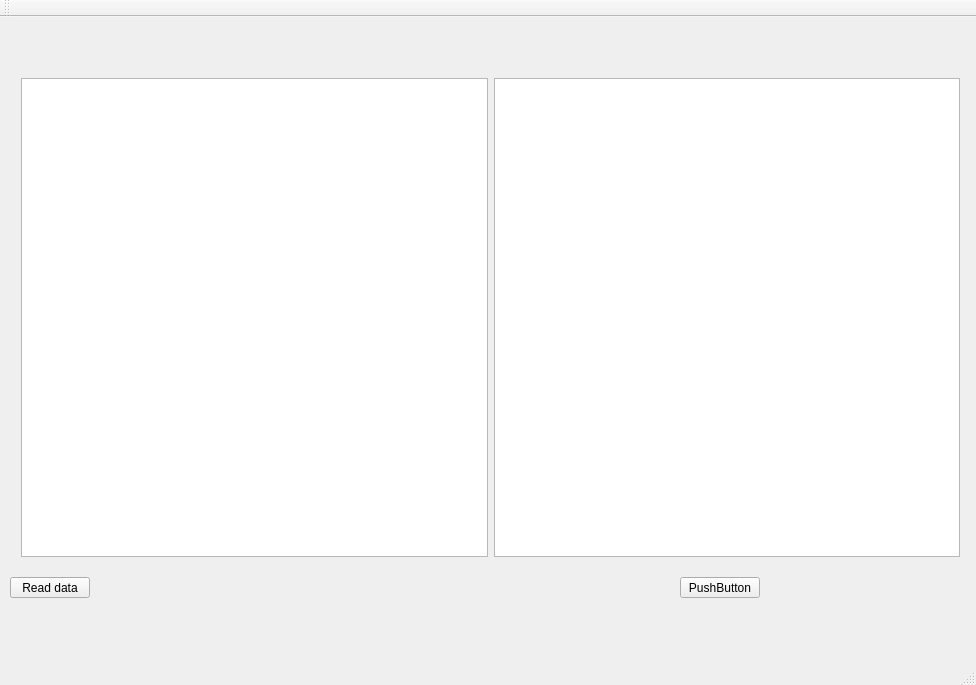
ArfreeX/TravelingSalesmanProblem-PEA_1, file gui/mainwindow.ui: the form before one commit.
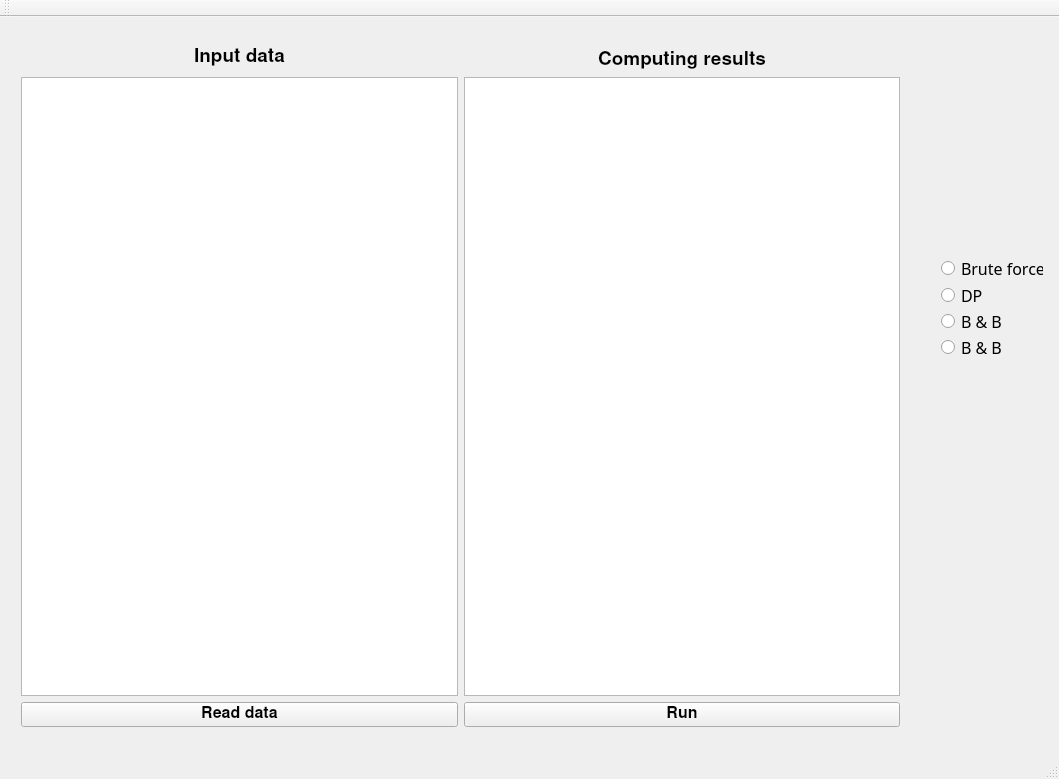
The form after the commit.

```diff
--- a/gui/mainwindow.ui
+++ b/gui/mainwindow.ui
@@ -6,55 +6,206 @@
    <rect>
     <x>0</x>
     <y>0</y>
-    <width>976</width>
-    <height>685</height>
+    <width>1059</width>
+    <height>779</height>
    </rect>
   </property>
   <property name="windowTitle">
-   <string>MainWindow</string>
+   <string>Traveling Salesman Problem</string>
+  </property>
+  <property name="autoFillBackground">
+   <bool>true</bool>
+  </property>
+  <property name="tabShape">
+   <enum>QTabWidget::Rounded</enum>
   </property>
   <widget class="QWidget" name="centralWidget">
-   <widget class="QPushButton" name="pushButton">
+   <widget class="QWidget" name="layoutWidget">
     <property name="geometry">
      <rect>
-      <x>10</x>
-      <y>560</y>
-      <width>80</width>
-      <height>21</height>
+      <x>930</x>
+      <y>230</y>
+      <width>124</width>
+      <height>121</height>
      </rect>
     </property>
-    <property name="text">
-     <string>Read data</string>
-    </property>
+    <layout class="QGridLayout" name="gridLayout_3">
+     <item row="0" column="0">
+      <widget class="QRadioButton" name="bruteForce">
+       <property name="font">
+        <font>
+         <family>Source Code Pro</family>
+         <pointsize>12</pointsize>
+        </font>
+       </property>
+       <property name="text">
+        <string>Brute force</string>
+       </property>
+      </widget>
+     </item>
+     <item row="1" column="0">
+      <widget class="QRadioButton" name="dynamicProgramming">
+       <property name="font">
+        <font>
+         <family>Source Code Pro</family>
+         <pointsize>12</pointsize>
+        </font>
+       </property>
+       <property name="text">
+        <string>DP</string>
+       </property>
+      </widget>
+     </item>
+     <item row="2" column="0">
+      <widget class="QRadioButton" name="boundAndBranchOne">
+       <property name="font">
+        <font>
+         <family>Source Code Pro</family>
+         <pointsize>12</pointsize>
+         <weight>50</weight>
+         <italic>false</italic>
+         <bold>false</bold>
+        </font>
+       </property>
+       <property name="text">
+        <string notr="true">B &amp;&amp; B</string>
+       </property>
+      </widget>
+     </item>
+     <item row="3" column="0">
+      <widget class="QRadioButton" name="boundAndBranchTwo">
+       <property name="font">
+        <font>
+         <family>Source Code Pro</family>
+         <pointsize>12</pointsize>
+         <weight>50</weight>
+         <bold>false</bold>
+        </font>
+       </property>
+       <property name="text">
+        <string>B &amp;&amp; B</string>
+       </property>
+      </widget>
+     </item>
+    </layout>
    </widget>
-   <widget class="QPushButton" name="pushButton_2">
+   <widget class="QWidget" name="layoutWidget">
     <property name="geometry">
      <rect>
-      <x>680</x>
-      <y>560</y>
-      <width>80</width>
-      <height>21</height>
-     </rect>
-    </property>
-    <property name="text">
-     <string>PushButton</string>
-    </property>
-   </widget>
-   <widget class="QWidget" name="">
-    <property name="geometry">
-     <rect>
       <x>10</x>
-      <y>50</y>
-      <width>961</width>
-      <height>501</height>
+      <y>20</y>
+      <width>901</width>
+      <height>701</height>
      </rect>
     </property>
-    <layout class="QGridLayout" name="gridLayout">
+    <layout class="QGridLayout" name="gridLayout_5">
      <item row="0" column="0">
-      <widget class="QTextBrowser" name="textBrowser"/>
+      <layout class="QGridLayout" name="gridLayout_2">
+       <item row="1" column="0" colspan="2">
+        <layout class="QGridLayout" name="gridLayout">
+         <item row="0" column="0">
+          <widget class="QTextBrowser" name="textBrowser">
+           <property name="font">
+            <font>
+             <pointsize>12</pointsize>
+            </font>
+           </property>
+          </widget>
+         </item>
+         <item row="0" column="1">
+          <widget class="QTextBrowser" name="textBrowser_2">
+           <property name="font">
+            <font>
+             <pointsize>12</pointsize>
+            </font>
+           </property>
+          </widget>
+         </item>
+        </layout>
+       </item>
+       <item row="0" column="1">
+        <widget class="QLabel" name="label_2">
+         <property name="font">
+          <font>
+           <family>Nimbus Sans</family>
+           <pointsize>14</pointsize>
+           <weight>75</weight>
+           <bold>true</bold>
+          </font>
+         </property>
+         <property name="text">
+          <string>Computing results</string>
+         </property>
+         <property name="scaledContents">
+          <bool>true</bool>
+         </property>
+         <property name="alignment">
+          <set>Qt::AlignBottom|Qt::AlignHCenter</set>
+         </property>
+        </widget>
+       </item>
+       <item row="0" column="0">
+        <widget class="QLabel" name="label">
+         <property name="font">
+          <font>
+           <family>Nimbus Sans</family>
+           <pointsize>14</pointsize>
+           <weight>75</weight>
+           <bold>true</bold>
+          </font>
+         </property>
+         <property name="text">
+          <string>Input data</string>
+         </property>
+         <property name="textFormat">
+          <enum>Qt::RichText</enum>
+         </property>
+         <property name="scaledContents">
+          <bool>true</bool>
+         </property>
+         <property name="alignment">
+          <set>Qt::AlignBottom|Qt::AlignHCenter</set>
+         </property>
+         <property name="wordWrap">
+          <bool>false</bool>
+         </property>
+        </widget>
+       </item>
+      </layout>
      </item>
-     <item row="0" column="1">
-      <widget class="QTextBrowser" name="textBrowser_2"/>
+     <item row="1" column="0">
+      <layout class="QGridLayout" name="gridLayout_4">
+       <item row="0" column="0">
+        <widget class="QPushButton" name="pushButton">
+         <property name="font">
+          <font>
+           <family>Nimbus Sans</family>
+           <pointsize>12</pointsize>
+           <weight>75</weight>
+           <bold>true</bold>
+          </font>
+         </property>
+         <property name="text">
+          <string>Read data</string>
+         </property>
+        </widget>
+       </item>
+       <item row="0" column="1">
+        <widget class="QPushButton" name="runButton">
+         <property name="font">
+          <font>
+           <family>Nimbus Sans</family>
+           <pointsize>12</pointsize>
+           <weight>75</weight>
+           <bold>true</bold>
+          </font>
+         </property>
+         <property name="text">
+          <string>Run</string>
+         </property>
+        </widget>
+       </item>
+      </layout>
      </item>
     </layout>
    </widget>
```
Left out of the diff: 5 changed lines with no effect on the pictures.
